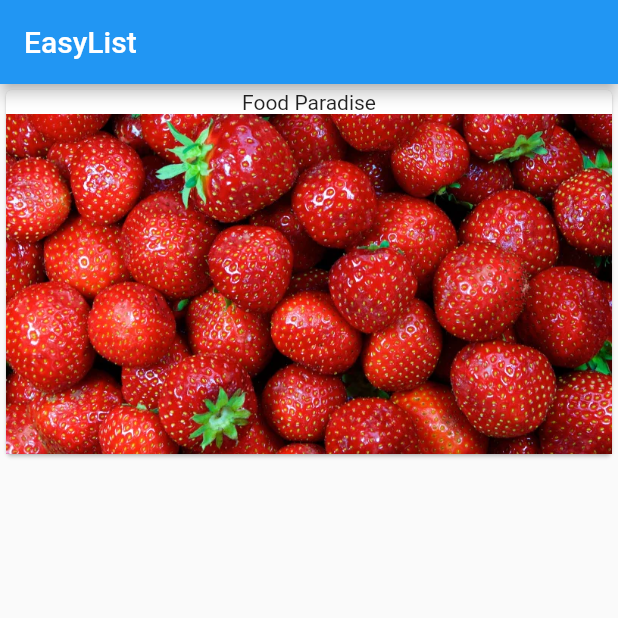
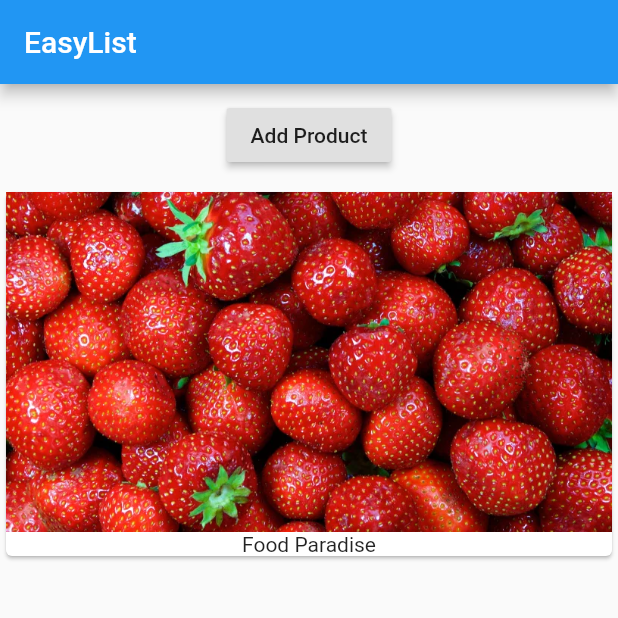
Before and after one commit to franck-noahk/my-second-flutter-app, a Flutter app: the screen it shows after launch, on a phone screen of 412 x 824 dp, the top half of it. Run offline on Flutter 3.47's test engine with Material 2 defaults, Android fonts, the phone set to English and light mode, and no system bars.

Commit message:
Added the button at the top with margin of 10.0. currently does nothing.

```diff
--- a/lib/main.dart
+++ b/lib/main.dart
@@ -12,13 +12,20 @@ class MyApp extends StatelessWidget {
         ),
         body: Column(
           children: [
+            Container(
+              margin: EdgeInsets.all(10.0),
+              child: RaisedButton(
+                child: Text("Add Product"),
+                onPressed: () {},
+              ),
+            ),
             Card(
               child: Column(
                 children: <Widget>[
-                  Text("Food Paradise"),
                   Image.asset(
                     'assets/food.jpg',
                   ),
+                  Text("Food Paradise"),
                 ],
               ),
             ),
```
